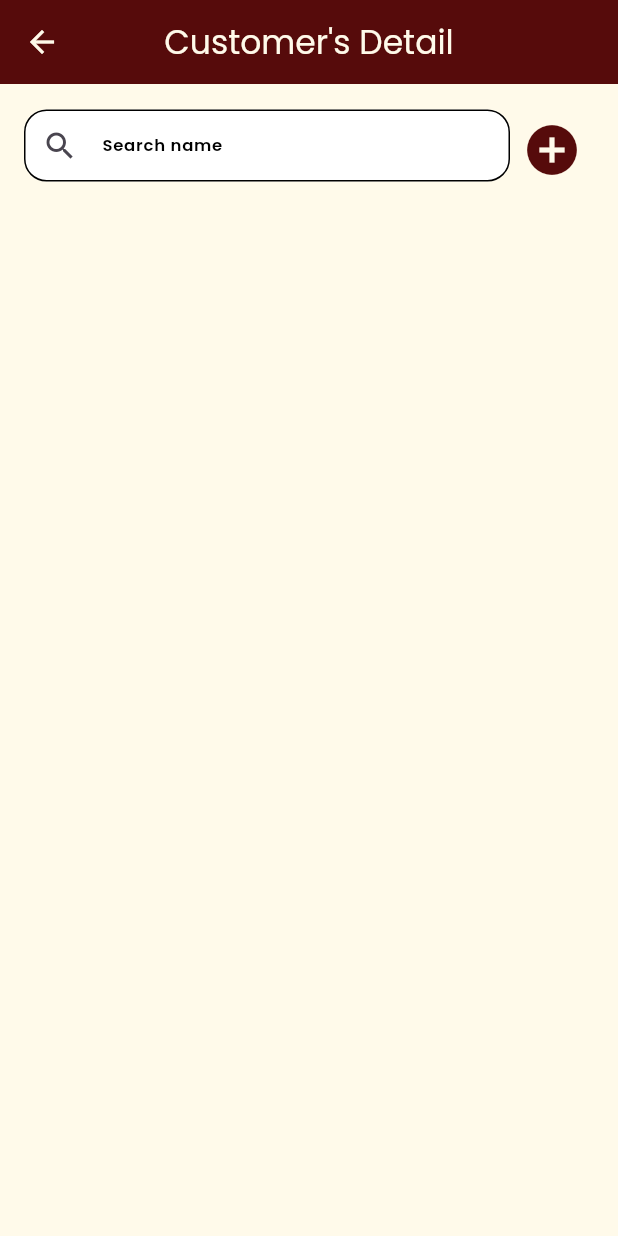
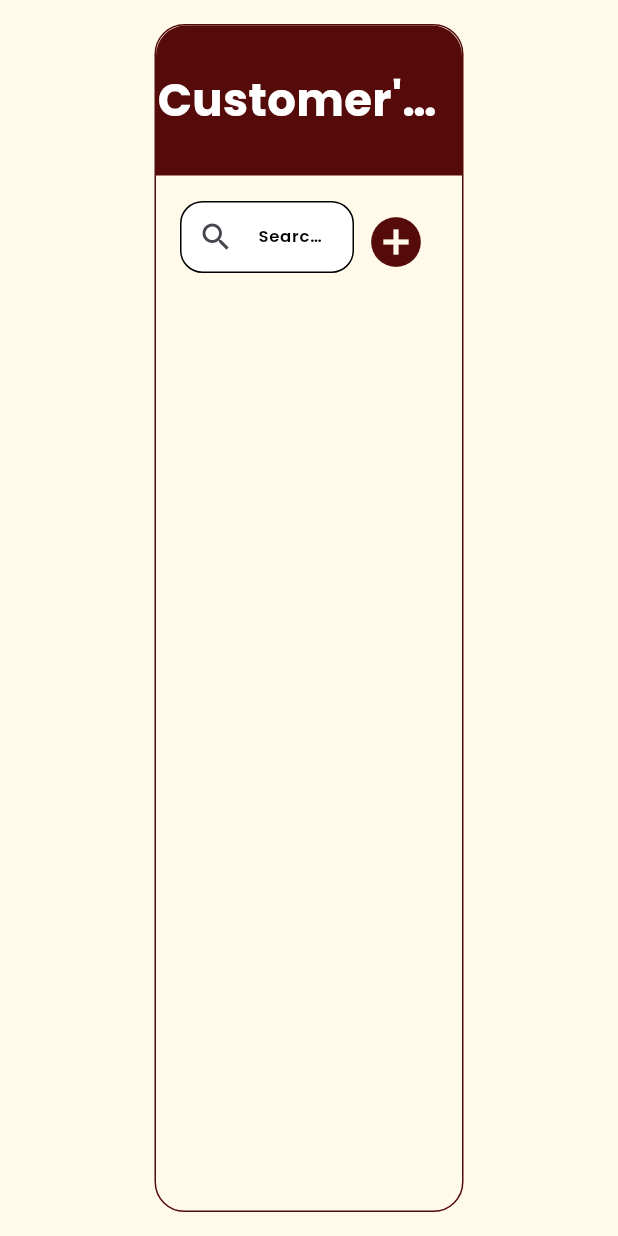
Before and after one commit to TamilSelvanRaja/mummycabs, a Flutter app: the CustomerDetails screen opened by its route, on a phone screen of 412 x 824 dp. Run offline on Flutter 3.47's test engine with Material 3 defaults, Android fonts, the phone set to English and light mode, and no system bars; our stand-ins replace flutter_form_builder, flutter_secure_storage, get, hive, image_picker; missing offline and left inert: app_settings; accounts and stored records are empty; network calls fail; statements that could not run were skipped.

Commit message:
UI screen changes

```diff
--- a/lib/ui/admin/compant_triplist.dart
+++ b/lib/ui/admin/compant_triplist.dart
@@ -80,8 +80,8 @@
   }
 
   Widget cardData(int index, dynamic currentData) {
-    dynamic user = Utils().getDriverdetails("${currentData['driver_id']}");
-    dynamic customer = Utils().getCustomerrdetails("${currentData['customer_id']}");
+    dynamic user = appController.getDriverdetails("${currentData['driver_id']}");
+    dynamic customer = appController.getCustomerrdetails("${currentData['customer_id']}");
     return Container(
       padding: const EdgeInsets.all(15),
       margin: const EdgeInsets.symmetric(vertical: 8, horizontal: 5),
--- a/lib/ui/admin/customers_list.dart
+++ b/lib/ui/admin/customers_list.dart
@@ -22,35 +22,29 @@
   final GlobalKey<FormBuilderState> _formkey = GlobalKey<FormBuilderState>();
   String searchKey = "";
 
-  List customersList = [];
-
-  @override
-  void initState() {
-    super.initState();
-    initialize();
-  }
-
-  Future initialize() async {
-    customersList = await pref.getArrayData("customersList");
-    setState(() {});
-  }
-
   @override
   Widget build(BuildContext context) {
     return Scaffold(
       backgroundColor: _colors.bgClr,
-      appBar: AppBar(
-        backgroundColor: _colors.primarycolour,
-        centerTitle: true,
-        iconTheme: IconThemeData(color: _colors.bgClr),
-        title: UIHelper.titleTxtStyle("Customer's Detail", fntcolor: _colors.bgClr, fntsize: 22),
-      ),
-      body: MultiProvider(
+      body: Center(
+        child: Container(
+          margin: const EdgeInsets.symmetric(vertical: 16),
+          decoration: UIHelper.roundedBorderWithColor(20, 20, 20, 20, Colors.transparent, borderColor: _colors.primarycolour),
+          width: Get.width / 2,
+          child: MultiProvider(
             providers: [ChangeNotifierProvider(create: (_) => AppController())],
             child: Consumer<AppController>(builder: (context, ref, child) {
               appController = ref;
+              appController.initialize();
               return Column(
                 children: [
+                  Container(
+                    width: Get.width,
+                    height: 100,
+                    alignment: Alignment.center,
+                    decoration: UIHelper.roundedBorderWithColor(20, 20, 0, 0, _colors.primarycolour),
+                    child: UIHelper.titleTxtStyle("Customer's Detail", fntcolor: _colors.whiteColour, fntsize: 30, fntWeight: FontWeight.bold),
+                  ),
                   Container(
                     height: 50,
                     width: Get.width,
@@ -80,9 +74,9 @@
                     child: Container(
                       padding: const EdgeInsets.all(16),
                       child: ListView.builder(
-                    itemCount: customersList.length,
+                        itemCount: appController.admin_customerList.length,
                         itemBuilder: (context, index) {
-                      dynamic currentData = customersList[index];
+                          dynamic currentData = appController.admin_customerList[index];
                           return currentData['name'].toString().toLowerCase().contains(searchKey.toLowerCase()) || currentData['reg_no'].toString().toLowerCase().contains(searchKey.toLowerCase())
                               ? Column(
                                   children: [
@@ -103,6 +97,8 @@
                 ],
               );
             }),
+          ),
+        ),
       ),
     );
   }
```
Also changed, not shown: lib/controller/auth_controller.dart (+12 -0 lines), lib/services/utils.dart (+0 -12 lines), lib/ui/admin/car_detail.dart (+11 -7 lines), lib/ui/admin/driver_list.dart (+12 -8 lines), lib/ui/admin/pending_list.dart (+15 -10 lines), lib/ui/admin/trip_list.dart (+35 -26 lines), pubspec.lock. Lines whose indentation alone changed are shown as unchanged.
